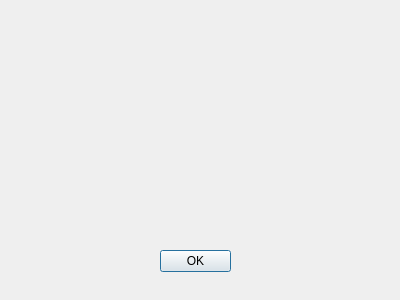
LexaLukovka/Volleyball, file about.ui: the form before one commit.
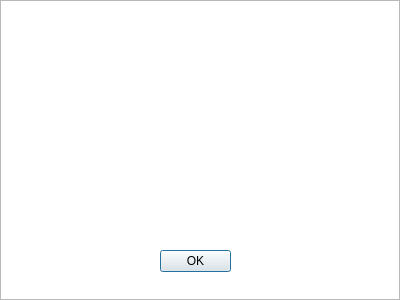
The form after the commit. Icons and pictures are not drawn.

The edit to the form file:
```diff
--- a/about.ui
+++ b/about.ui
@@ -26,6 +26,21 @@
     <set>QDialogButtonBox::Ok</set>
    </property>
   </widget>
+  <widget class="QGraphicsView" name="graphicsView">
+   <property name="geometry">
+    <rect>
+     <x>0</x>
+     <y>0</y>
+     <width>400</width>
+     <height>300</height>
+    </rect>
+   </property>
+   <property name="styleSheet">
+    <string notr="true">background-image: url(&quot;:/images/images/about.png&quot;);</string>
+   </property>
+  </widget>
+  <zorder>graphicsView</zorder>
+  <zorder>buttonBox</zorder>
  </widget>
  <resources/>
  <connections/>
```
